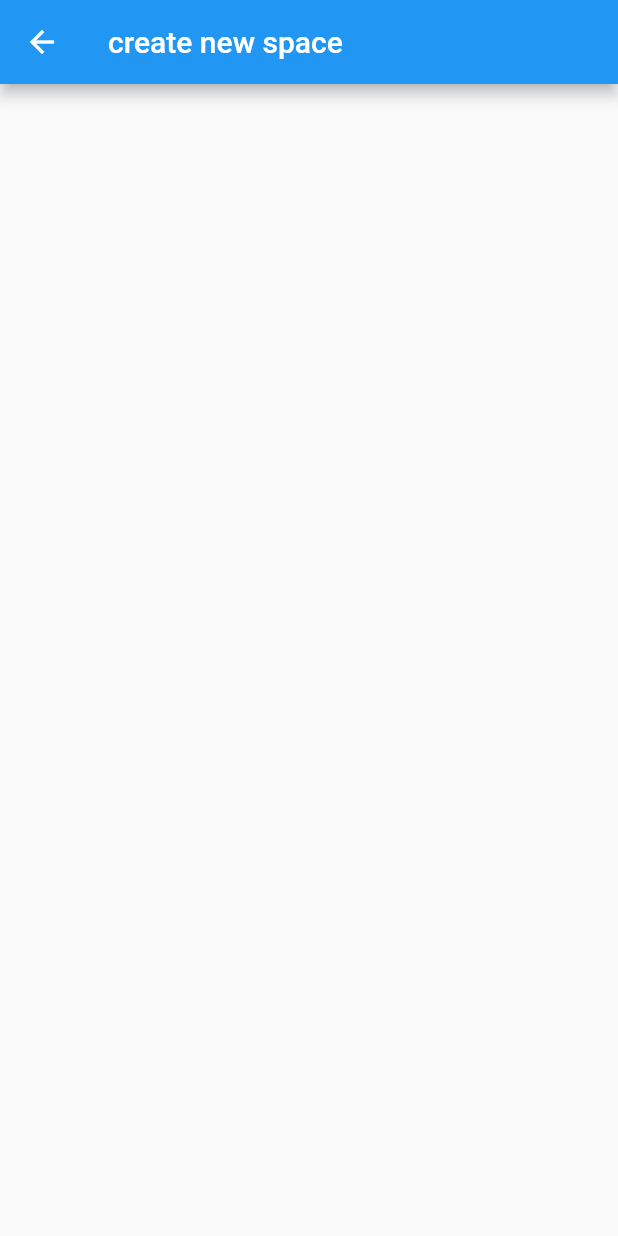
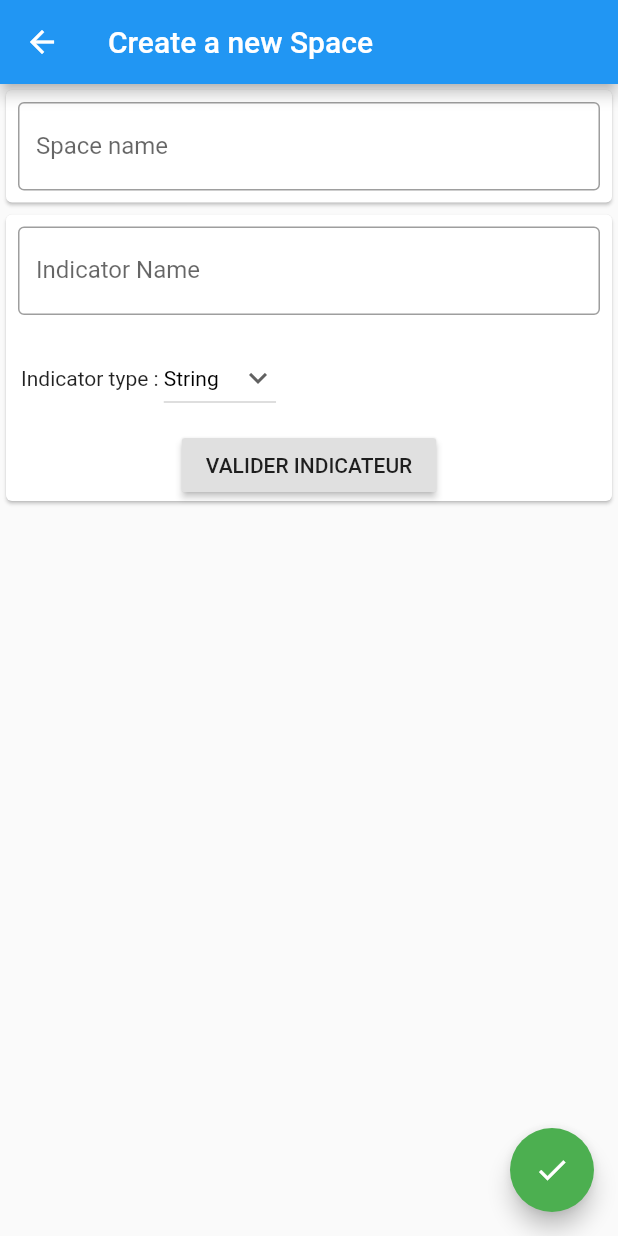
Before and after one commit to theogllrd/suiviDeuzyV2, a Flutter app: the newSpace screen opened directly, on a phone screen of 412 x 824 dp. Run offline on Flutter 3.47's test engine with Material 2 defaults, Android fonts, the phone set to English and light mode, and no system bars; our stand-ins replace sqflite; accounts and stored records are empty.

Commit message:
new space page added

```diff
--- /dev/null
+++ b/lib/database/Indicator.dart
@@ -0,0 +1,32 @@
+import 'package:flutter/rendering.dart';
+
+class Indicator {
+  int id;
+  String name;
+  String type;
+  int idSpace;
+
+  Indicator(this.id, this.name, this.type, this.idSpace);
+
+  Map<String, dynamic> toMap() {
+    var map = <String, dynamic>{
+      'id': id,
+      'name': name,
+      'type': type,
+      'idSpace': idSpace,
+    };
+    return map;
+  }
+
+  Indicator.fromMap(Map<String, dynamic> map) {
+    id = map['id'];
+    name = map['name'];
+    type = map['type'];
+    idSpace = map['idSpace'];
+  }
+
+  @override
+  String toString() {
+    return 'Indicator{id: $id, name: $name, type: $type, idSpace: $idSpace}';
+  }
+}
--- /dev/null
+++ b/lib/database/Space.dart
@@ -0,0 +1,29 @@
+import 'package:flutter/rendering.dart';
+
+class Space {
+  int id;
+  String name;
+  int idUser;
+
+  Space(this.id, this.name, this.idUser);
+
+  Map<String, dynamic> toMap() {
+    var map = <String, dynamic>{
+      'id': id,
+      'name': name,
+      'idUser': idUser,
+    };
+    return map;
+  }
+
+  Space.fromMap(Map<String, dynamic> map) {
+    id = map['id'];
+    name = map['name'];
+    idUser = map['idUser'];
+  }
+
+  @override
+  String toString() {
+    return 'Space{id: $id, name: $name, idUser: $idUser}';
+  }
+}
--- a/lib/screens/newSpace.dart
+++ b/lib/screens/newSpace.dart
@@ -1,14 +1,153 @@
 import 'package:flutter/material.dart';
+import 'package:suivideuzy/database/Indicator.dart';
 
-class newSpace extends StatelessWidget {
+class newSpace extends StatefulWidget {
+  @override
+  _newSpaceState createState() => _newSpaceState();
+}
+
+class _newSpaceState extends State<newSpace> {
+  final controllerSpaceName = TextEditingController();
+  final controllerIndicatorName = TextEditingController();
+
+  List<Indicator> _indicators = new List<Indicator>();
+
+  String _spaceName, _indicatorName;
+  String dropdownValue = 'String';
+
   @override
   Widget build(BuildContext context) {
     return Scaffold(
       appBar: AppBar(
         title: Text(
-          'create new space',
+          'Create a new Space',
         ),
+      ),
+      body: Column(
+        children: <Widget>[
+          Card(
+            child: Padding(
+              padding: EdgeInsets.all(8.0),
+              child: TextField(
+                controller: controllerSpaceName,
+                onChanged: (content) {
+                  _spaceName = controllerSpaceName.text;
+                },
+                obscureText: false,
+                decoration: InputDecoration(
+                  border: OutlineInputBorder(),
+                  labelText: 'Space name',
+                ),
+              ),
+            ),
+          ),
+          Card(
+            child: Column(
+              children: <Widget>[
+                Container(
+                  child: ListView.builder(
+                    shrinkWrap: true,
+                    itemCount: _indicators.length,
+                    itemBuilder: (context, index) {
+                      return Card(
+                        child: ListTile(
+                            title: Center(child: Text(_indicators[index].name)),
+                            trailing: IconButton(
+                              icon: const Icon(Icons.delete,
+                                  color: Colors.redAccent),
+                              tooltip: 'Delete',
+                              onPressed: () {},
+                            )),
+                      );
+                    },
+                  ),
+                ),
+                Padding(
+                  padding: EdgeInsets.all(8.0),
+                  child: TextField(
+                    controller: controllerIndicatorName,
+                    onChanged: (content) {
+                      _indicatorName = controllerIndicatorName.text;
+                    },
+                    obscureText: false,
+                    decoration: InputDecoration(
+                      border: OutlineInputBorder(),
+                      labelText: 'Indicator Name',
+                    ),
+                  ),
+                ),
+                Padding(
+                  padding: EdgeInsets.all(10.0),
+                  child: Row(
+                    children: <Widget>[
+                      Text(
+                        'Indicator type : ',
+                      ),
+                      DropdownButton<String>(
+                        value: dropdownValue,
+                        icon: Icon(Icons.keyboard_arrow_down),
+                        iconSize: 24,
+                        elevation: 16,
+                        style: TextStyle(color: Colors.black),
+                        onChanged: (String newValue) {
+                          setState(() {
+                            dropdownValue = newValue;
+                          });
+                        },
+                        items: <String>['String', 'Integer', 'Boolean', 'Image']
+                            .map<DropdownMenuItem<String>>((String value) {
+                          return DropdownMenuItem<String>(
+                            value: value,
+                            child: Text(value),
+                          );
+                        }).toList(),
+                      ),
+                    ],
+                  ),
+                ),
+                RaisedButton(
+                  onPressed: _validateIndicator,
+                  child: Text('VALIDER INDICATEUR'),
+                ),
+              ],
+            ),
+          ),
+        ],
+      ),
+      floatingActionButton: FloatingActionButton(
+        onPressed: () {
+          print('je dois save l\'espace');
+          // Add your onPressed code here!
+        },
+        child: Icon(Icons.check),
+        backgroundColor: Colors.green,
       ),
     );
   }
+
+  _validateIndicator() {
+    print('ajout de l\'indicateur dans la liste');
+    Indicator indicator = new Indicator(2, _indicatorName, dropdownValue, 1);
+    // setState pour indiquer a l'objet qu'il a changé
+    setState(() {
+      _indicators.add(indicator);
+    });
+    for (var indic in _indicators) {
+      print(indic);
+    }
+  }
+
+/*
+  Row(
+                  mainAxisAlignment: MainAxisAlignment.center,
+                  children: <Widget>[
+                    Padding(
+                      padding: EdgeInsets.all(8.0),
+                      child: RaisedButton(
+                        onPressed: _addIndicator,
+                        child: Text('Add indicator'),
+                      ),
+                    ),
+                  ],
+                ),*/
 }
```
